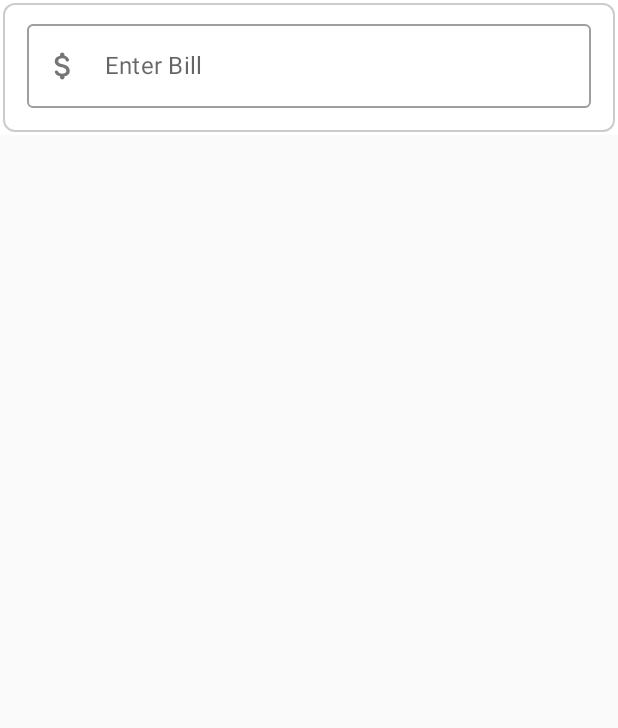
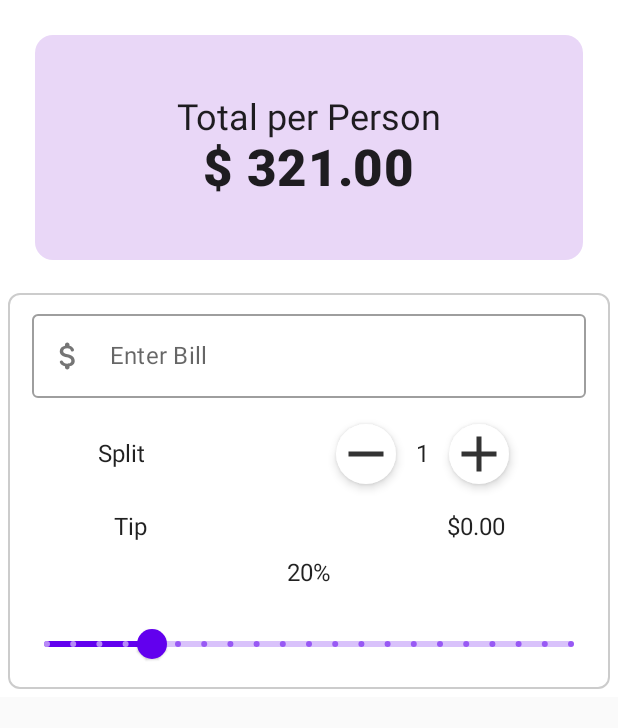
Before and after one commit to Jaroke321/Tip-Calculator-App, an Android app built with Jetpack Compose: the screen it shows after launch (MainActivity), on a phone screen of 412 x 824 dp. Shown: the top 728 px of the screen. Run offline under Robolectric (Android 15) with nearby library versions, the phone set to English and light mode, and no system bars.

Commit message:
UI is complete

```diff
--- a/app/src/main/java/com/example/jettipapp/MainActivity.kt
+++ b/app/src/main/java/com/example/jettipapp/MainActivity.kt
@@ -1,6 +1,7 @@
 package com.example.jettipapp
 
 import android.os.Bundle
+import android.widget.Space
 import androidx.activity.ComponentActivity
 import androidx.activity.compose.setContent
 import androidx.compose.foundation.BorderStroke
@@ -9,6 +10,7 @@ import androidx.compose.foundation.shape.CornerSize
 import androidx.compose.foundation.shape.RoundedCornerShape
 import androidx.compose.foundation.text.KeyboardActions
 import androidx.compose.material.MaterialTheme
+import androidx.compose.material.Slider
 import androidx.compose.material.Surface
 import androidx.compose.material.Text
 import androidx.compose.material.icons.Icons
@@ -24,11 +26,13 @@ import androidx.compose.ui.draw.clip
 import androidx.compose.ui.graphics.Color
 import androidx.compose.ui.platform.LocalSoftwareKeyboardController
 import androidx.compose.ui.text.font.FontWeight
+import androidx.compose.ui.text.style.TextAlign
 import androidx.compose.ui.tooling.preview.Preview
 import androidx.compose.ui.unit.dp
 import com.example.jettipapp.components.InputField
 import com.example.jettipapp.ui.theme.JetTipAppTheme
 import com.example.jettipapp.widgets.RoundIconButton
+import java.lang.Math.round
 
 class MainActivity : ComponentActivity() {
     override fun onCreate(savedInstanceState: Bundle?) {
@@ -58,6 +62,7 @@ fun TopHeader(totalPerPerson: Double = 321.00) {
 
     Surface(modifier = Modifier
         .fillMaxWidth()
+        .padding(20.dp)
         .height(150.dp)
         .clip(shape = RoundedCornerShape(corner = CornerSize(12.dp))),
         color = Color(0xFFE9D7F7)) {
@@ -116,8 +121,17 @@ fun BillForm(modifier: Modifier = Modifier, onValChange: (String) -> Unit = {})
         mutableStateOf(1)
     }
 
+    // Holds the state of the slider
+    val sliderPositionState = remember {
+        mutableStateOf(0.2f)
+    }
+
     // Keyboard controller to show or hide keyboard
     val keyboardController = LocalSoftwareKeyboardController.current
+
+    Column(modifier = Modifier.padding(3.dp)) {
+
+        TopHeader()
 
         Surface(modifier = Modifier
             .padding(2.dp)
@@ -143,8 +157,6 @@ fun BillForm(modifier: Modifier = Modifier, onValChange: (String) -> Unit = {})
                         keyboardController?.hide()
                     })
 
-            // Once bill amount is entered, the rest of the UI must be rendered
-            if (validState) {
                 // Create Row for the number of splits
                 Row(modifier = Modifier.padding(3.dp),
                     horizontalArrangement = Arrangement.Start) {
@@ -187,16 +199,53 @@ fun BillForm(modifier: Modifier = Modifier, onValChange: (String) -> Unit = {})
 
                 } // End Split row
 
-            } else {
-                Box() {}
+                // Tip Row
+                Row(modifier = Modifier.padding(vertical = 12.dp)) {
+
+                    Text(text = "Tip", modifier = Modifier.align(alignment = Alignment.CenterVertically))
+                    Spacer(modifier = Modifier.width(200.dp))
+
+                    // Calculate the total tip amount
+                    var tip = 0.0f
+                    // Change the tip if there is a valid value in the bill input box
+                    if (validState) {
+                        tip = totalBillState.value.toFloat() * sliderPositionState.value
                     }
 
-        }
+                    // Display the tip amount
+                    Text(text = "$%.2f".format(tip))
+
+                } // End Tip Row
+
+                // Column for Percent and slider
+                Column(verticalArrangement = Arrangement.Center,
+                    horizontalAlignment = Alignment.CenterHorizontally) {
+
+                    // Calculate the percent value of the slider position
+                    val percent = (sliderPositionState.value * 100).toInt()
+
+                    Text(text = "$percent%")
+
+                    Spacer(modifier = Modifier.height(14.dp))
+
+                    // Slider
+                    Slider(value = sliderPositionState.value,
+                        steps = 19,
+                        modifier = Modifier.padding(start = 10.dp, end = 10.dp),
+                        onValueChange = { newVal ->
+                            sliderPositionState.value = newVal
+                        })
+
+                } // End Slider column
+
+            } // end of main column
         }
 
     }
 
-@Preview(showBackground = true)
+}
+
+//@Preview(showBackground = true)
 @Composable
 fun DefaultPreview() {
     JetTipAppTheme {
```
Lines whose indentation alone changed are shown as unchanged.
